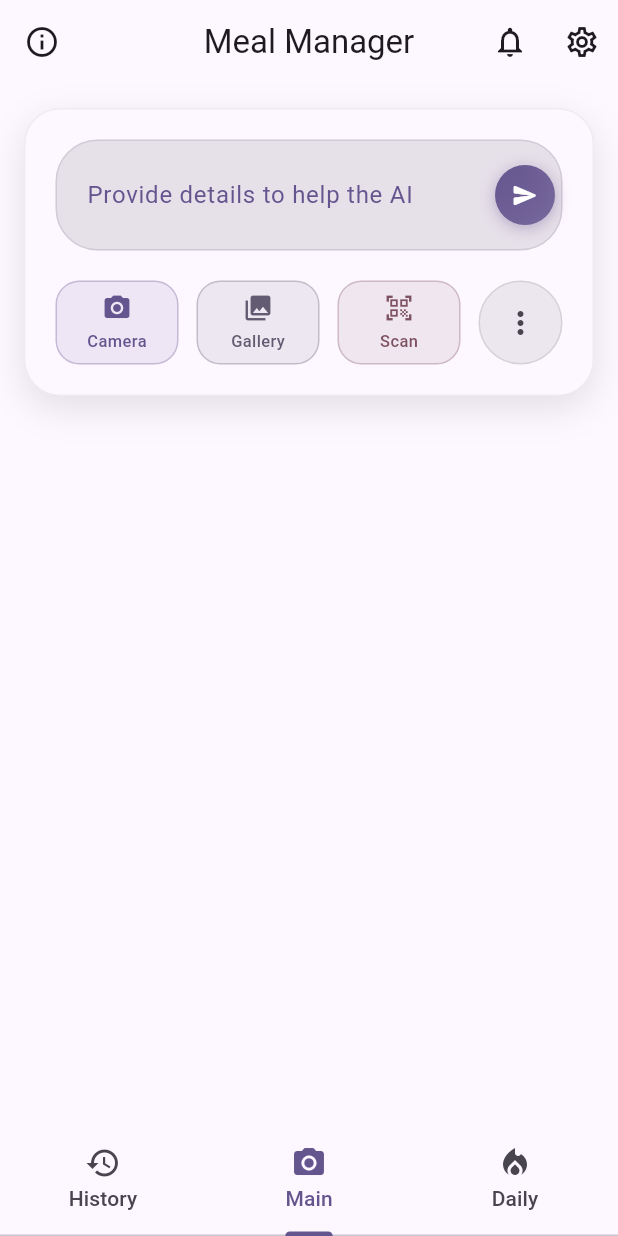
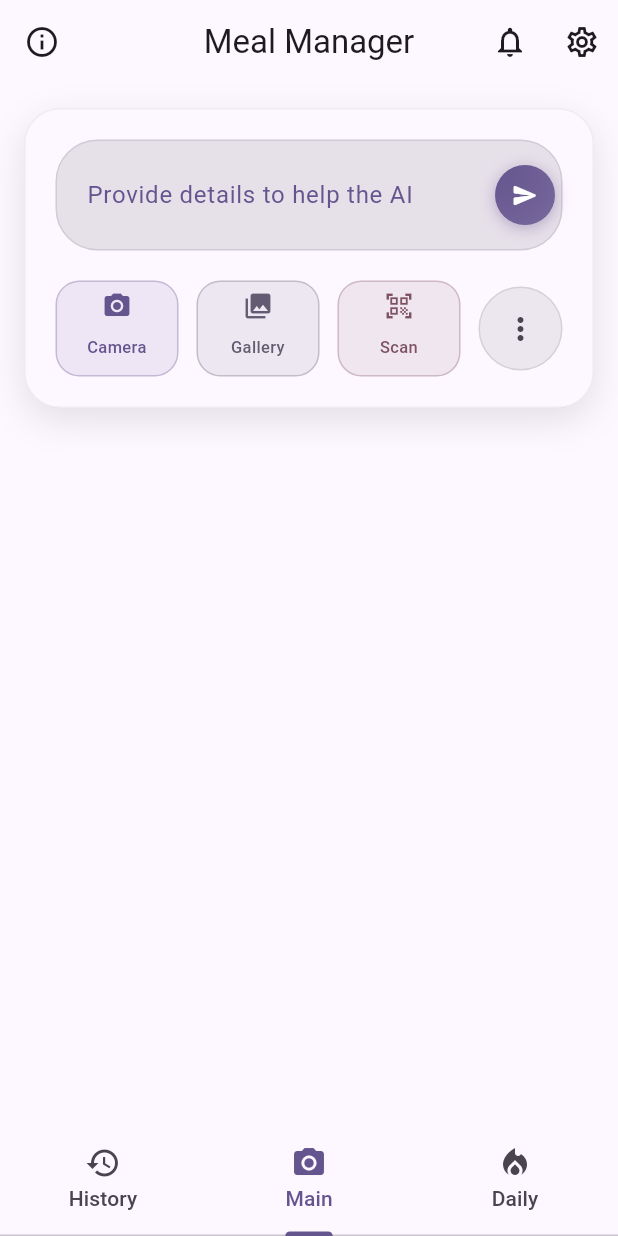
Before and after one commit to hectarox/NutriLens, a Flutter app: the MainScreen screen opened directly, item 2 of the bottom bar chosen, on a phone screen of 412 x 824 dp. Run offline on Flutter 3.47's test engine with Material 3 defaults, Android fonts, the phone set to English and light mode, and no system bars; drawn by our look-alikes of dynamic_color; our stand-ins replace file_picker, flutter_dotenv, flutter_local_notifications, flutter_markdown, font_awesome_flutter, image_picker and 2 more; missing offline and left inert: flutter_background_service, flutter_background_service_android, health, mobile_scanner; accounts and stored records are empty; network calls fail.

Commit message:
Improve responsive design for different screen sizes
- Made _buildCompactActionButton responsive with adaptive heights, font
sizes, and padding
- Enhanced _Pill widget with responsive dimensions and text scaling
support
- Fixed text wrapping issues in scan barcode and add manual buttons
- Added responsive spacing and sizing throughout the main tab UI
- Improved support for small screens (< 360px) and accessibility text
scaling
- Buttons now scale appropriately and prevent text overflow on all
device sizes

Fix button text visibility issue in compact action buttons

- Increased button heights to ensure text labels are always visible
- Changed from Flexible to Expanded widget to guarantee text space
- Improved vertical spacing and centering for better text display
- Reduced vertical padding to maximize space for content
- Added Center widget to properly align text within available space

This fixes the issue where button labels (Camera, Gallery, Scan) were
not visible or getting clipped on the main page.

```diff
--- a/lib/main.dart
+++ b/lib/main.dart
@@ -2182,7 +2182,12 @@ class _MainScreenState extends State<MainScreen> with SingleTickerProviderStateM
                   icon: const Icon(Icons.qr_code_scanner, size: 16),
                   label: Text(
                     s.scanBarcode,
-                    style: const TextStyle(fontSize: 12), // Smaller font to prevent wrapping
+                    style: TextStyle(
+                      fontSize: MediaQuery.of(context).size.width < 360 ? 10 : 12,
+                      fontWeight: FontWeight.w500,
+                    ),
+                    maxLines: 1,
+                    overflow: TextOverflow.ellipsis,
                   ),
                   style: FilledButton.styleFrom(
                     backgroundColor: canUseCamera
@@ -2191,7 +2196,10 @@ class _MainScreenState extends State<MainScreen> with SingleTickerProviderStateM
                     foregroundColor: canUseCamera
                       ? Theme.of(context).colorScheme.onSecondary
                       : Colors.white,
-                    padding: const EdgeInsets.symmetric(vertical: 8, horizontal: 8),
+                    padding: EdgeInsets.symmetric(
+                      vertical: MediaQuery.of(context).size.width < 360 ? 6 : 8,
+                      horizontal: MediaQuery.of(context).size.width < 360 ? 6 : 8,
+                    ),
                   ),
                 ),
               ),
@@ -2203,12 +2211,20 @@ class _MainScreenState extends State<MainScreen> with SingleTickerProviderStateM
                   icon: const Icon(Icons.add, size: 16),
                   label: Text(
                     s.addManual,
-                    style: const TextStyle(fontSize: 12), // Smaller font to prevent wrapping
+                    style: TextStyle(
+                      fontSize: MediaQuery.of(context).size.width < 360 ? 10 : 12,
+                      fontWeight: FontWeight.w500,
+                    ),
+                    maxLines: 1,
+                    overflow: TextOverflow.ellipsis,
                   ),
                   style: OutlinedButton.styleFrom(
                     side: BorderSide(color: Theme.of(context).colorScheme.secondary),
                     foregroundColor: Theme.of(context).colorScheme.secondary,
-                    padding: const EdgeInsets.symmetric(vertical: 8, horizontal: 8),
+                    padding: EdgeInsets.symmetric(
+                      vertical: MediaQuery.of(context).size.width < 360 ? 6 : 8,
+                      horizontal: MediaQuery.of(context).size.width < 360 ? 6 : 8,
+                    ),
                   ),
                 ),
               ),
@@ -2722,39 +2738,97 @@ class _MainScreenState extends State<MainScreen> with SingleTickerProviderStateM
     final scheme = Theme.of(context).colorScheme;
     final isEnabled = onPressed != null;
 
+    // Responsive design based on screen width and text scale factor
+    final mediaQuery = MediaQuery.of(context);
+    final screenWidth = mediaQuery.size.width;
+    final textScaleFactor = mediaQuery.textScaleFactor;
+
+    // Calculate responsive dimensions
+    final double buttonHeight;
+    final double iconSize;
+    final double fontSize;
+    final EdgeInsets padding;
+    final double borderRadius;
+
+    if (screenWidth < 320) {
+      // Very small screens (old phones) - increased height for text visibility
+      buttonHeight = 56.0;
+      iconSize = 16.0;
+      fontSize = 9.0;
+      padding = const EdgeInsets.symmetric(horizontal: 4, vertical: 4);
+      borderRadius = 12.0;
+    } else if (screenWidth < 360) {
+      // Small screens - increased height for text visibility
+      buttonHeight = 60.0;
+      iconSize = 18.0;
+      fontSize = 10.0;
+      padding = const EdgeInsets.symmetric(horizontal: 6, vertical: 4);
+      borderRadius = 14.0;
+    } else if (screenWidth < 420) {
+      // Medium screens - increased height for text visibility
+      buttonHeight = 64.0;
+      iconSize = 20.0;
+      fontSize = 11.0;
+      padding = const EdgeInsets.symmetric(horizontal: 8, vertical: 6);
+      borderRadius = 16.0;
+    } else {
+      // Large screens - increased height for text visibility
+      buttonHeight = 68.0;
+      iconSize = 22.0;
+      fontSize = 12.0;
+      padding = const EdgeInsets.symmetric(horizontal: 10, vertical: 8);
+      borderRadius = 18.0;
+    }
+
+    // Adjust for accessibility text scaling but keep it reasonable
+    final adjustedFontSize = (fontSize * textScaleFactor.clamp(0.8, 1.3));
+    final adjustedIconSize = (iconSize * textScaleFactor.clamp(0.8, 1.2));
+    final adjustedHeight = buttonHeight * textScaleFactor.clamp(0.9, 1.2);
+
     return Container(
-      height: 56,
+      height: adjustedHeight,
       decoration: BoxDecoration(
         color: isEnabled ? color.withOpacity(0.1) : scheme.surfaceContainerHigh,
-        borderRadius: BorderRadius.circular(16),
+        borderRadius: BorderRadius.circular(borderRadius),
         border: Border.all(
           color: isEnabled ? color.withOpacity(0.3) : scheme.outline.withOpacity(0.2),
         ),
       ),
       child: Material(
         color: Colors.transparent,
-        borderRadius: BorderRadius.circular(16),
+        borderRadius: BorderRadius.circular(borderRadius),
         child: InkWell(
-          borderRadius: BorderRadius.circular(16),
+          borderRadius: BorderRadius.circular(borderRadius),
           onTap: onPressed,
+          child: Padding(
+            padding: padding,
             child: Column(
               mainAxisAlignment: MainAxisAlignment.center,
+              mainAxisSize: MainAxisSize.min,
               children: [
                 Icon(
                   icon,
                   color: isEnabled ? color : scheme.onSurfaceVariant.withOpacity(0.5),
-                size: 20,
-              ),
-              const SizedBox(height: 4),
-              Text(
+                  size: adjustedIconSize,
+                ),
+                SizedBox(height: screenWidth < 360 ? 3 : 4),
+                Expanded(
+                  child: Center(
+                    child: Text(
                       label,
                       style: TextStyle(
-                  fontSize: 11,
+                        fontSize: adjustedFontSize,
                         fontWeight: FontWeight.w500,
                         color: isEnabled ? color : scheme.onSurfaceVariant.withOpacity(0.5),
                       ),
-              ),
-            ],
+                      textAlign: TextAlign.center,
+                      maxLines: 1,
+                      overflow: TextOverflow.ellipsis,
+                    ),
+                  ),
+                ),
+              ],
+            ),
           ),
         ),
       ),
@@ -3024,7 +3098,7 @@ class _MainScreenState extends State<MainScreen> with SingleTickerProviderStateM
 
                   const SizedBox(height: 20),
 
-                  // Compact action buttons row
+                  // Compact action buttons row with responsive spacing
                   Row(
                     children: [
                       // Camera button
@@ -3036,7 +3110,7 @@ class _MainScreenState extends State<MainScreen> with SingleTickerProviderStateM
                           color: scheme.primary,
                         ),
                       ),
-                      const SizedBox(width: 12),
+                      SizedBox(width: MediaQuery.of(context).size.width < 360 ? 8 : 12),
                       // Gallery button
                       Expanded(
                         child: _buildCompactActionButton(
@@ -3046,7 +3120,7 @@ class _MainScreenState extends State<MainScreen> with SingleTickerProviderStateM
                           color: scheme.secondary,
                         ),
                       ),
-                      const SizedBox(width: 12),
+                      SizedBox(width: MediaQuery.of(context).size.width < 360 ? 8 : 12),
                       // Barcode button
                       Expanded(
                         child: _buildCompactActionButton(
@@ -3056,11 +3130,17 @@ class _MainScreenState extends State<MainScreen> with SingleTickerProviderStateM
                           color: scheme.tertiary,
                         ),
                       ),
-                      const SizedBox(width: 12),
-                      // Three-dot menu for manual adding
-                      Container(
-                        width: 56,
-                        height: 56,
+                      SizedBox(width: MediaQuery.of(context).size.width < 360 ? 8 : 12),
+                      // Three-dot menu for manual adding with responsive sizing
+                      Builder(
+                        builder: (context) {
+                          final screenWidth = MediaQuery.of(context).size.width;
+                          final buttonSize = screenWidth < 360 ? 48.0 : 56.0;
+                          final iconSize = screenWidth < 360 ? 20.0 : 24.0;
+
+                          return Container(
+                            width: buttonSize,
+                            height: buttonSize,
                             decoration: BoxDecoration(
                               color: scheme.surfaceContainerHigh,
                               shape: BoxShape.circle,
@@ -3075,10 +3155,12 @@ class _MainScreenState extends State<MainScreen> with SingleTickerProviderStateM
                                 child: Icon(
                                   Icons.more_vert,
                                   color: scheme.onSurfaceVariant,
-                              size: 24,
-                            ),
-                          ),
-                        ),
+                                  size: iconSize,
+                                ),
+                              ),
+                            ),
+                          );
+                        },
                       ),
                     ],
                   ),
```
Also changed, not shown: lib/widgets/common_widgets.dart (+62 -12 lines), image.png (deleted), issue-main-page-text.png (added). Lines whose indentation alone changed are shown as unchanged.
